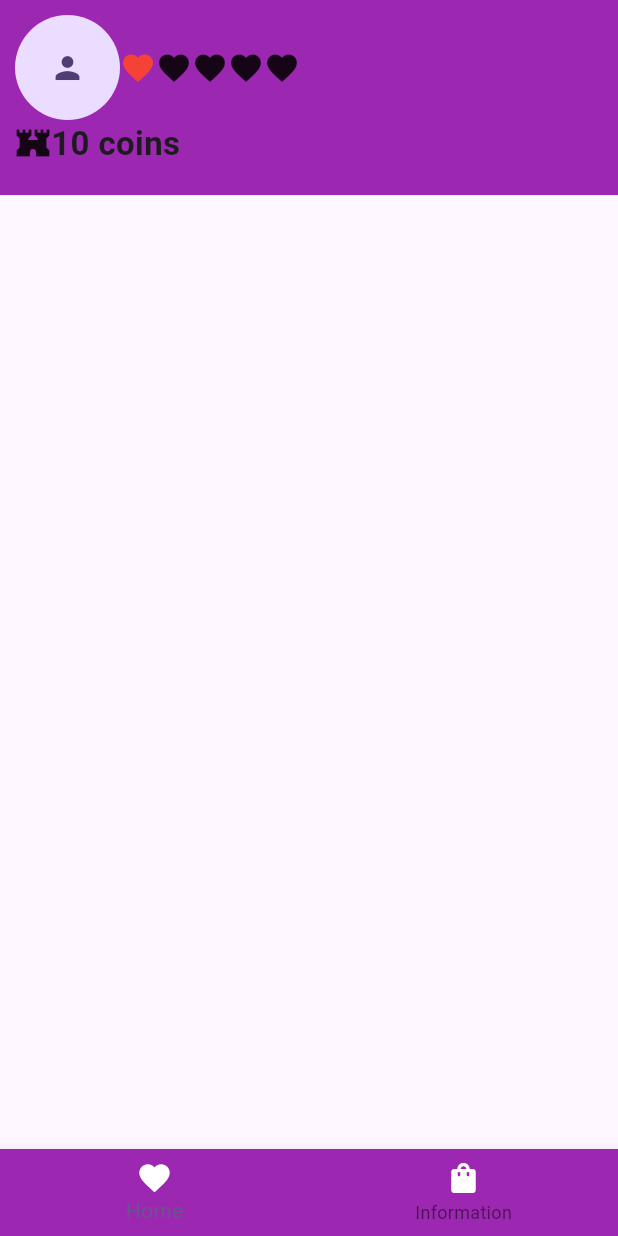
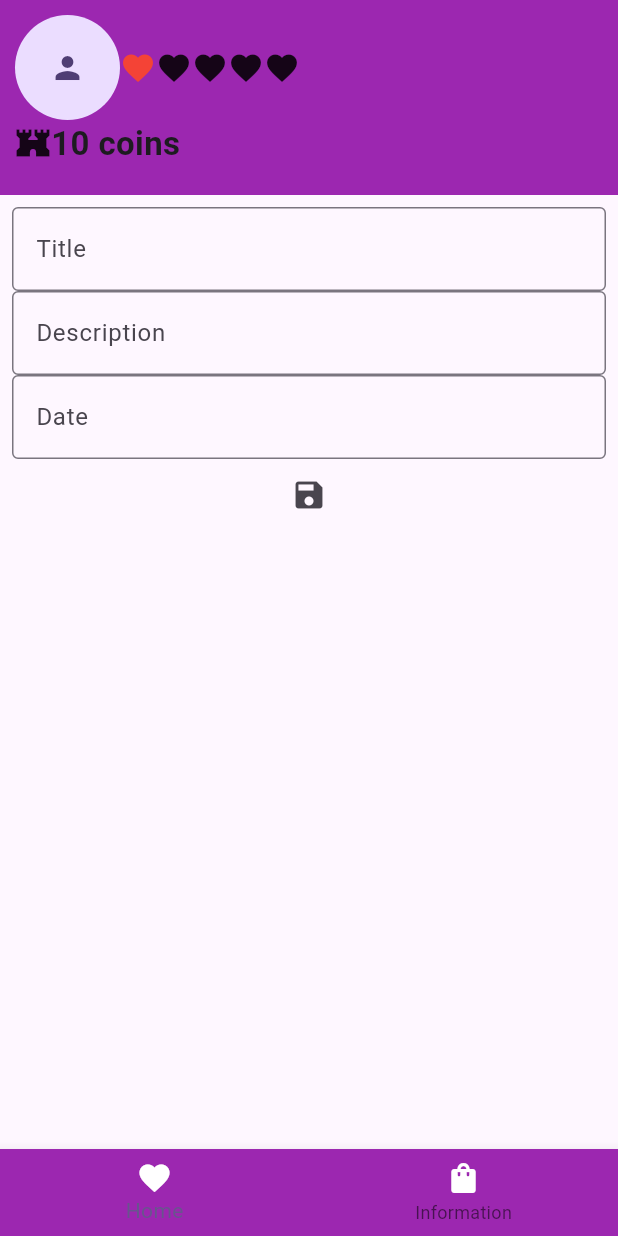
Before and after one commit to vicenthy/desafio_renew_basico, a Flutter app: the screen it shows after launch, after a tap on the "add" icon, on a phone screen of 412 x 824 dp. Run offline on Flutter 3.47's test engine with Material 3 defaults, Android fonts, the phone set to English and light mode, and no system bars; our stand-ins replace get_it, shared_preferences.

Commit message:
get data from state

```diff
--- a/lib/actions/home.actions.dart
+++ b/lib/actions/home.actions.dart
@@ -1,13 +1,32 @@
 import 'package:flutter/material.dart';
+import 'package:ryc_desafio_do_modulo_basico/core/models/task.model.dart';
 import 'package:ryc_desafio_do_modulo_basico/state/home_state.dart';
 
 class HomeActions extends ValueNotifier<HomeState>{
-  HomeActions():super(HomeState(index: 0, title: ''));
+
+  HomeActions():super(HomeState(index: 0, taskModel: TaskModel(
+    title: '',
+    description: '',
+    status: '',
+    taskDate: DateTime.now()
+  )
+  ));
+
  selectPage(int index){
-  value = HomeState(index: index, title: '');
+  value = HomeState(index: index, taskModel: TaskModel(
+    title: '',
+    description: '',
+    status: '',
+    taskDate: DateTime.now()
+  ));
  }
 
  selectPageWithTitle(int index, String title){
-  value = HomeState(index: index, title: title);
+  value = HomeState(index: index, taskModel: TaskModel(
+    title: title,
+    description: '',
+    status: '',
+    taskDate: DateTime.now()
+  ));
  }
 }
--- a/lib/state/home_state.dart
+++ b/lib/state/home_state.dart
@@ -1,4 +1,5 @@
 import 'package:flutter/material.dart';
+import 'package:ryc_desafio_do_modulo_basico/core/models/task.model.dart';
 import 'package:ryc_desafio_do_modulo_basico/view/components/main-content.component.dart';
 import 'package:ryc_desafio_do_modulo_basico/view/components/register-content.component.dart';
 import 'package:ryc_desafio_do_modulo_basico/view/components/reward-content.dart';
@@ -7,9 +8,9 @@ enum NavPage{ Home, Register, Reward}
 class HomeState  {
   final _pages = [MainContentComponent(),RegisterContentComponent(),RewardContentComponent()];
   final int index;
-  final String title;
+  final TaskModel taskModel;
 
-  HomeState({required this.index, required this.title});
+  HomeState({required this.index, required this.taskModel});
 
   Widget selectPage(int index){
     return _pages[index];
--- a/lib/view/components/register-content.component.dart
+++ b/lib/view/components/register-content.component.dart
@@ -6,15 +6,64 @@ class RegisterContentComponent extends StatefulWidget {
   RegisterContentComponent({super.key});
 
   @override
-  State<RegisterContentComponent> createState() => _RegisterContentComponentState();
+  State<RegisterContentComponent> createState() =>
+      _RegisterContentComponentState();
 }
 
 class _RegisterContentComponentState extends State<RegisterContentComponent> {
-final _state = getIt.get<HomeActions>();
+  final _state = getIt.get<HomeActions>();
+  final registerFormKey = GlobalKey();
+  final textTitleController = TextEditingController( text: '');
+    final textDescriptionController = TextEditingController( text: '');
+
+@override
+  void initState() {
+    textTitleController.text = _state.value.taskModel.title;
+    // TODO: implement initState
+    super.initState();
+  }
 
 
   @override
   Widget build(BuildContext context) {
-    return Text(_state.value.title);
+    return Form(
+      key: registerFormKey,
+      child: Padding(
+        padding: const EdgeInsets.all(8.0),
+        child: Column(
+          children: [
+            TextField(
+              controller: textTitleController,
+              decoration: InputDecoration(
+                labelText: 'Title',
+                border: const OutlineInputBorder(
+                  borderSide: const BorderSide(color: Colors.purple, width: 1.0),
+                ),
+              ),
+            ),
+            TextField(
+              decoration: InputDecoration(
+                labelText: 'Description',
+                border: const OutlineInputBorder(
+                  borderSide: const BorderSide(color: Colors.purple, width: 1.0),
+                ),
+              ),
+            ),
+            TextField(
+              decoration: InputDecoration(
+                labelText: 'Date',
+                border: const OutlineInputBorder(
+                  borderSide: const BorderSide(color: Colors.purple, width: 1.0),
+                ),
+              ),
+            ),
+            IconButton(
+              onPressed: () {},
+              icon: Icon(Icons.save),
+            ),
+          ],
+        ),
+      ),
+    );
   }
 }
```
